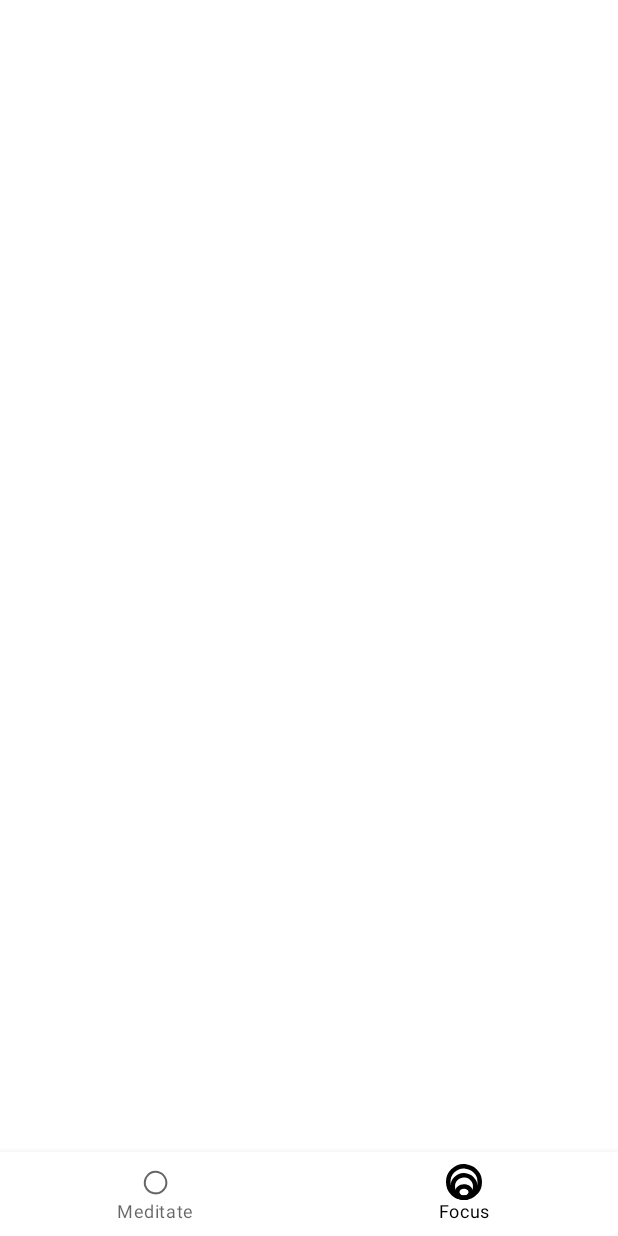
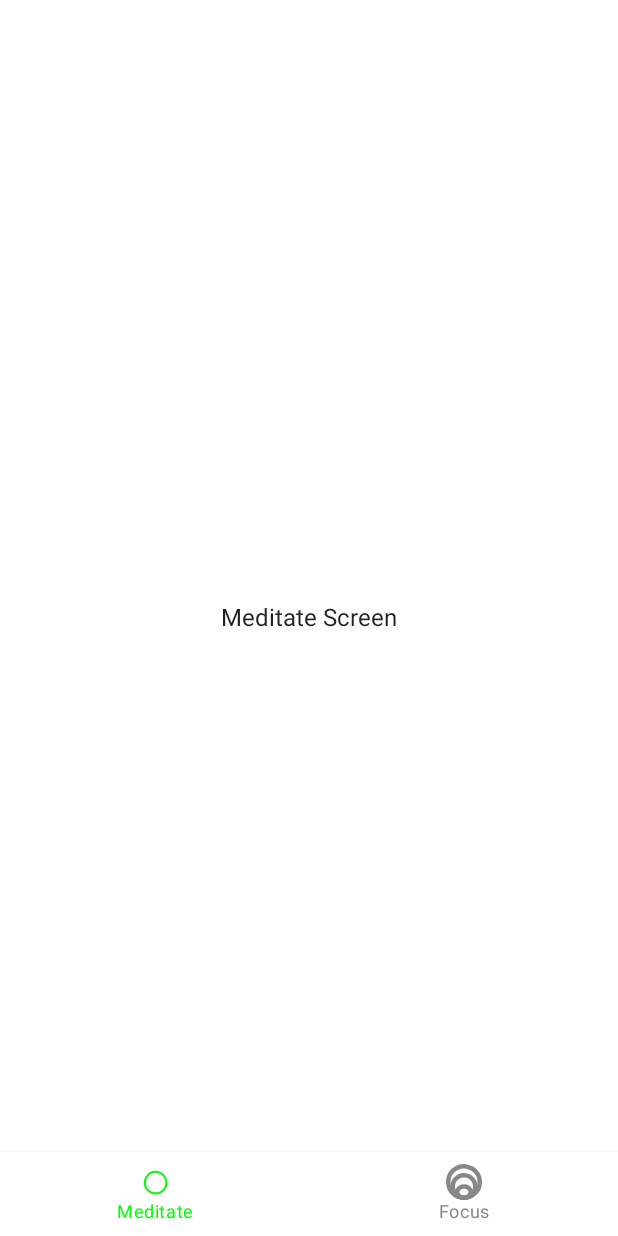
Before and after one commit to sharansalian/headspace, an Android app built with Jetpack Compose: the screen it shows after launch (MainActivity), on a phone screen of 412 x 824 dp. Before the commit the screen is almost empty. Run offline under Robolectric (Android 15) with nearby library versions, the phone set to English and light mode, and no system bars.

Commit message:
Add Navigation component

```diff
--- a/app/build.gradle
+++ b/app/build.gradle
@@ -59,4 +59,9 @@ dependencies {
     androidTestImplementation "androidx.compose.ui:ui-test-junit4:$compose_version"
     debugImplementation "androidx.compose.ui:ui-tooling:$compose_version"
     debugImplementation "androidx.compose.ui:ui-test-manifest:$compose_version"
+
+
+    //Navigation
+    implementation "androidx.navigation:navigation-compose:2.4.0-alpha06"
+
 }
--- /dev/null
+++ b/app/src/main/java/io/sharan/headspace/data/BottomNavItem.kt
@@ -0,0 +1,6 @@
+package io.sharan.headspace.data
+
+import androidx.annotation.DrawableRes
+import androidx.compose.ui.graphics.vector.ImageVector
+
+data class BottomNavItem(val name: String, val route: String, @DrawableRes val drawable: Int)
--- /dev/null
+++ b/app/src/main/java/io/sharan/headspace/ui/Navigation.kt
@@ -0,0 +1,45 @@
+package io.sharan.headspace.ui
+
+import androidx.compose.foundation.layout.Box
+import androidx.compose.foundation.layout.fillMaxSize
+import androidx.compose.material.Text
+import androidx.compose.runtime.Composable
+import androidx.compose.ui.Alignment
+import androidx.compose.ui.Modifier
+import androidx.navigation.NavHostController
+import androidx.navigation.compose.NavHost
+import androidx.navigation.compose.composable
+
+@Composable
+fun Navigation(navHostController: NavHostController) {
+    NavHost(navController = navHostController, startDestination = "meditate") {
+        composable("meditate") {
+            MeditateScreen()
+        }
+
+        composable("focus") {
+            FocusScreen()
+        }
+    }
+
+}
+
+@Composable
+fun MeditateScreen() {
+    Box(
+        modifier = Modifier.fillMaxSize(),
+        contentAlignment = Alignment.Center
+    ) {
+        Text(text = "Meditate Screen")
+    }
+}
+
+@Composable
+fun FocusScreen() {
+    Box(
+        modifier = Modifier.fillMaxSize(),
+        contentAlignment = Alignment.Center
+    ) {
+        Text(text = "Focus Screen")
+    }
+}
--- a/app/src/main/java/io/sharan/headspace/ui/screens/Home.kt
+++ b/app/src/main/java/io/sharan/headspace/ui/screens/Home.kt
@@ -3,52 +3,78 @@ package io.sharan.headspace.ui.screens
 import androidx.compose.material.*
 import androidx.compose.runtime.Composable
 import androidx.compose.ui.Modifier
+import androidx.compose.ui.graphics.Color
 import androidx.compose.ui.res.painterResource
+import androidx.compose.ui.unit.dp
+import androidx.navigation.NavController
+import androidx.navigation.compose.currentBackStackEntryAsState
+import androidx.navigation.compose.rememberNavController
+import io.sharan.headspace.data.BottomNavItem
+import io.sharan.headspace.ui.theme.HeadspaceTheme
 import io.sharan.headspace.R
-import io.sharan.headspace.ui.theme.HeadspaceTheme
+import io.sharan.headspace.ui.Navigation
 
 @Composable
 fun Home() {
     HeadspaceTheme {
-        Scaffold(bottomBar = { HeadSpaceBottomNavigation() }) { padding ->
+        val navController = rememberNavController()
 
-
+        Scaffold(bottomBar = {
+            HeadSpaceBottomNavigation(
+                items = listOf(
+                    BottomNavItem(
+                        name = "Meditate",
+                        route = "meditate",
+                        drawable = R.drawable.ic_bottom_nav_meditate
+                    ),
+                    BottomNavItem(
+                        name = "Focus",
+                        route = "focus",
+                        drawable = R.drawable.ic_bottom_nav_focus
+                    )
+                ),
+                navController = navController,
+                modifier = Modifier,
+                onItemClick = {
+                    navController.navigate(it.route)
+                })
+        }) { padding ->
+            Navigation(navHostController = navController)
         }
     }
 }
 
 @Composable
-fun HeadSpaceBottomNavigation(modifier: Modifier = Modifier) {
+fun HeadSpaceBottomNavigation(
+    items: List<BottomNavItem>,
+    navController: NavController,
+    modifier: Modifier = Modifier,
+    onItemClick: (BottomNavItem) -> Unit
+) {
+    val backStackEntry = navController.currentBackStackEntryAsState()
     BottomNavigation(
         backgroundColor = MaterialTheme.colors.background,
-        modifier = modifier
+        modifier = modifier,
+        elevation = 5.dp
     ) {
+        items.forEach {
+            val selected = it.route == backStackEntry.value?.destination?.route
             BottomNavigationItem(
                 icon = {
                     Icon(
-                    painter = painterResource(id = R.drawable.ic_bottom_nav_meditate),
-                    contentDescription = "Meditate"
+                        painter = painterResource(id = it.drawable),
+                        contentDescription = it.name
                     )
                 },
                 label = {
-                Text(text = "Meditate")
+                    Text(text = it.name)
                 },
-            selected = false,
-            onClick = {}
+                selected = selected,
+                selectedContentColor = Color.Green,
+                unselectedContentColor = Color.Gray, //TODO: 1. Use Material Theme Setup for coloros
+                onClick = { onItemClick(it) }
             )
-        BottomNavigationItem(
-            icon = {
-                Icon(
-                    painter = painterResource(id = R.drawable.ic_bottom_nav_focus),
-                    contentDescription = "Focus"
-                )
-            },
-            label = {
-                Text(text = "Focus")
-            },
-            selected = true,
-            onClick = { /*TODO*/ }
-        )
+        }
     }
 
 }
```
Lines whose indentation alone changed are shown as unchanged.
